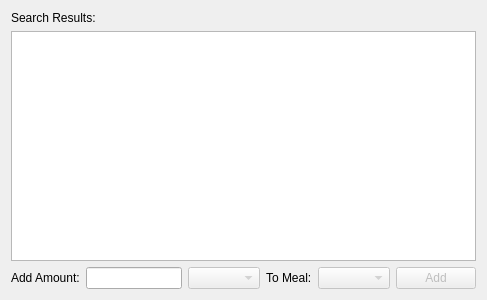
Above: src/select_food_control.ui from tylermchenry/nutrition_tracker before the change. Below: the same form after it.
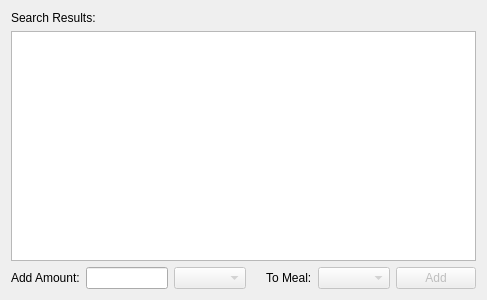
That is the form after the change.

Commit message: Optionally hide the meal selector

Patch:
```diff
--- a/src/select_food_control.ui
+++ b/src/select_food_control.ui
@@ -61,7 +61,20 @@
       </widget>
      </item>
      <item>
-      <widget class="QLabel" name="label_2">
+      <spacer name="horizontalSpacer">
+       <property name="orientation">
+        <enum>Qt::Horizontal</enum>
+       </property>
+       <property name="sizeHint" stdset="0">
+        <size>
+         <width>40</width>
+         <height>20</height>
+        </size>
+       </property>
+      </spacer>
+     </item>
+     <item>
+      <widget class="QLabel" name="lblMeal">
        <property name="sizePolicy">
         <sizepolicy hsizetype="Minimum" vsizetype="Preferred">
          <horstretch>0</horstretch>
```
The commit also changes 2 other files.
